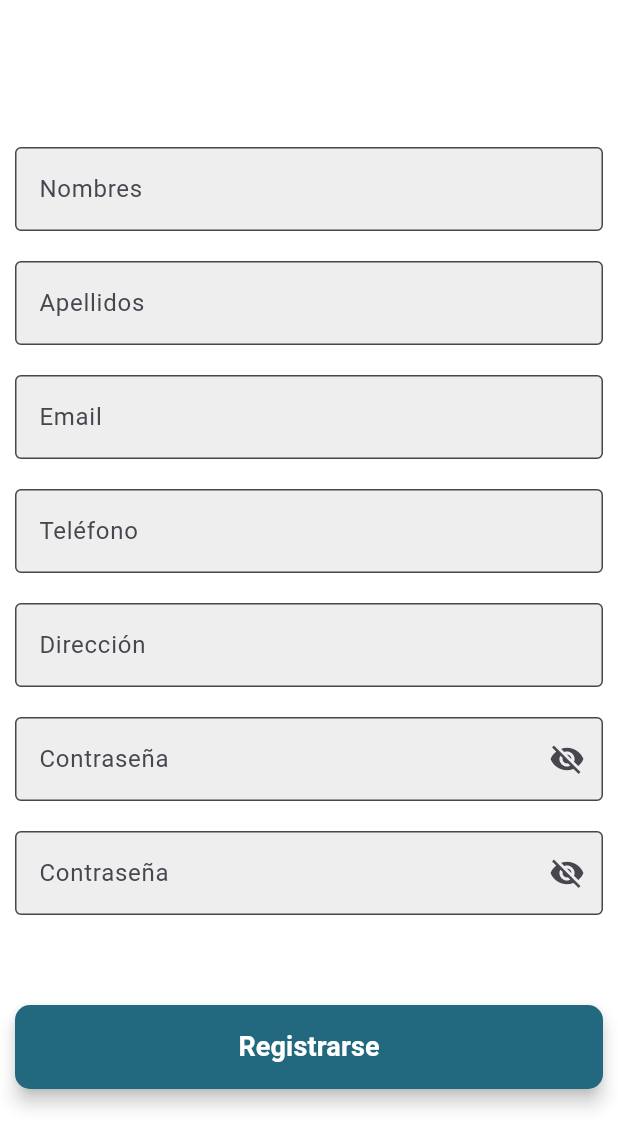
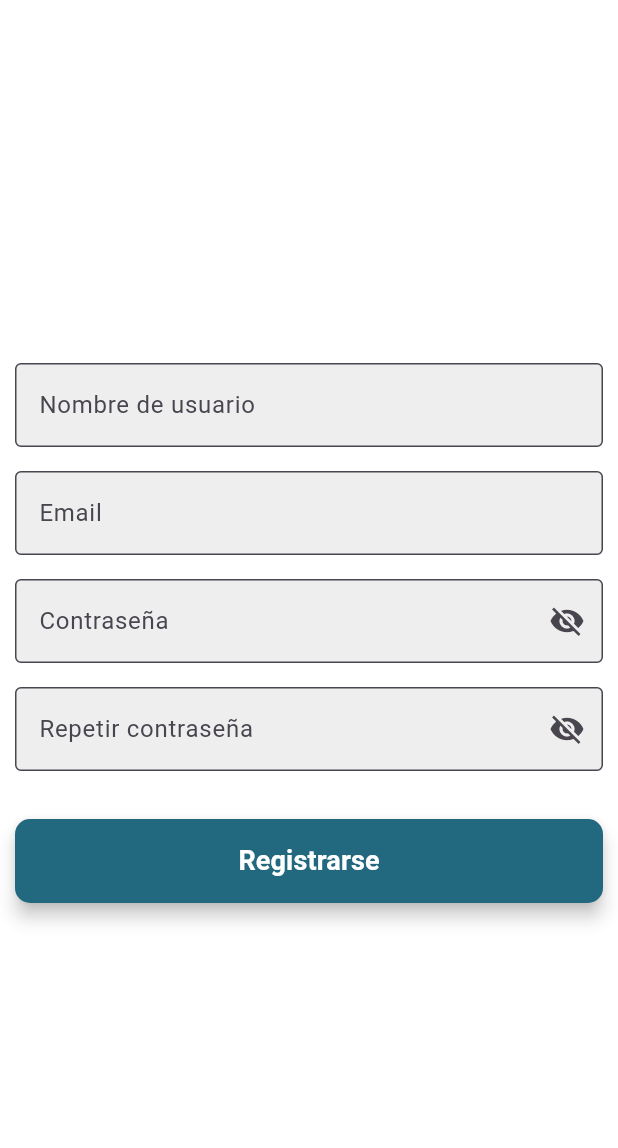
Before and after one commit to HabitsGo-ChfHeroes/habits_go_front, a Flutter app: the RegisterScreen screen opened by its route, on a phone screen of 412 x 824 dp. Shown: the top 1148 px of the screen. Run offline on Flutter 3.47's test engine with Material 3 defaults, Android fonts, the phone set to English and light mode, and no system bars; our stand-ins replace fl_chart, google_fonts, lottie.

```diff
--- a/lib/screens/register_screen.dart
+++ b/lib/screens/register_screen.dart
@@ -8,21 +8,47 @@ class RegisterScreen extends StatefulWidget {
 }
 
 class _RegisterState extends State<RegisterScreen> {
-    final _nombresController = TextEditingController();
-  final _apellidosController = TextEditingController();
-  final _emailController = TextEditingController();
-    final _telefonocontroller = TextEditingController();
-    final _direccioncontroller = TextEditingController();
+  final _usernameController       = TextEditingController();
+  final _emailController          = TextEditingController();
+  final _passwordController       = TextEditingController();
+  final _repeatPasswordController = TextEditingController();
 
-  final _passwordController = TextEditingController();
-  final _repeatpasswordController = TextEditingController();
+  String? _error;
+
+  void _submit() {
+    final username = _usernameController.text.trim();
+    final email    = _emailController.text.trim();
+    final pass     = _passwordController.text;
+    final repeat   = _repeatPasswordController.text;
+
+    // Validaciones
+    if (username.isEmpty || email.isEmpty || pass.isEmpty || repeat.isEmpty) {
+      setState(() => _error = 'Por favor completa todos los campos');
+      return;
+    }
+    if (pass != repeat) {
+      setState(() => _error = 'Las contraseñas no coinciden');
+      return;
+    }
+
+    // Limpio error y navego pasando los datos
+    setState(() => _error = null);
+    final registrationData = {
+      'username': username,
+      'email': email,
+      'password': pass,
+    };
+
+    Navigator.of(context).pushNamed(
+      'user_imc_goal',
+      arguments: registrationData,
+    );
+  }
 
   @override
   Widget build(BuildContext context) {
     return Scaffold(
-
       backgroundColor: Colors.white,
-
       body: Center(
         child: SingleChildScrollView(
           padding: const EdgeInsets.all(10.0),
@@ -30,27 +56,17 @@ class _RegisterState extends State<RegisterScreen> {
             mainAxisAlignment: MainAxisAlignment.center,
             crossAxisAlignment: CrossAxisAlignment.center,
             children: [
-              SizedBox(height: 10),
+              SizedBox(height: 20),
               TextField(
-                controller: _nombresController,
+                controller: _usernameController,
                 decoration: InputDecoration(
-                  labelText: 'Nombres',
+                  labelText: 'Nombre de usuario',
                   border: OutlineInputBorder(),
                   filled: true,
                   fillColor: Colors.grey.shade200,
                 ),
               ),
-              SizedBox(height: 20),
-              TextField(
-                controller: _apellidosController,
-                decoration: InputDecoration(
-                  labelText: 'Apellidos',
-                  border: OutlineInputBorder(),
-                                      filled: true,
-    fillColor: Colors.grey.shade200,
-                ),
-              ),
-              SizedBox(height: 20),
+              SizedBox(height: 16),
               TextField(
                 controller: _emailController,
                 decoration: InputDecoration(
@@ -59,28 +75,9 @@ class _RegisterState extends State<RegisterScreen> {
                   filled: true,
                   fillColor: Colors.grey.shade200,
                 ),
+                keyboardType: TextInputType.emailAddress,
               ),
-              SizedBox(height: 20),
-              TextField(
-                controller: _telefonocontroller,
-                decoration: InputDecoration(
-                  labelText: 'Teléfono',
-                  border: OutlineInputBorder(),
-                     filled: true,
-    fillColor: Colors.grey.shade200,
-                ),
-              ),
-              SizedBox(height: 20),
-              TextField(
-                controller: _direccioncontroller,
-                decoration: InputDecoration(
-                  labelText: 'Dirección',
-                  border: OutlineInputBorder(),
-                                      filled: true,
-    fillColor: Colors.grey.shade200,
-                ),
-              ),
-              SizedBox(height: 20),
+              SizedBox(height: 16),
               TextField(
                 controller: _passwordController,
                 obscureText: true,
@@ -92,25 +89,30 @@ class _RegisterState extends State<RegisterScreen> {
                   fillColor: Colors.grey.shade200,
                 ),
               ),
-              SizedBox(height: 20),
+              SizedBox(height: 16),
               TextField(
-                controller: _repeatpasswordController,
+                controller: _repeatPasswordController,
                 obscureText: true,
                 decoration: InputDecoration(
-                  labelText: 'Contraseña',
+                  labelText: 'Repetir contraseña',
                   border: OutlineInputBorder(),
                   suffixIcon: Icon(Icons.visibility_off),
                   filled: true,
                   fillColor: Colors.grey.shade200,
                 ),
               ),
-              SizedBox(height: 60),
+              if (_error != null) ...[
+                SizedBox(height: 12),
+                Text(
+                  _error!,
+                  style: TextStyle(color: Colors.red),
+                ),
+              ],
+              SizedBox(height: 32),
               SizedBox(
                 width: double.infinity,
                 child: ElevatedButton(
-                  onPressed: () {
-                    Navigator.of(context).pushNamed("user_imc_goal");
-                  },
+                  onPressed: _submit,
                   style: ElevatedButton.styleFrom(
                     backgroundColor: Color(0xFF226980),
                     padding: EdgeInsets.symmetric(vertical: 15),
@@ -129,7 +131,6 @@ class _RegisterState extends State<RegisterScreen> {
                   ),
                 ),
               ),
-              SizedBox(height: 10),
             ],
           ),
         ),
--- a/pubspec.yaml
+++ b/pubspec.yaml
@@ -13,6 +13,7 @@ dependencies:
   fl_chart: ^0.71.0
   url_launcher: ^6.3.1
   google_fonts: ^4.0.3
+  http: ^1.4.0
 
 dev_dependencies:
   flutter_test:
```
Also changed, not shown: lib/main.dart (+9 -1 lines), lib/screens/login_screen.dart (+47 -3 lines), lib/screens/user_imc_goal_page.dart (+70 -19 lines), lib/services/auth_service.dart (added, +47 -0 lines), pubspec.lock, 1 other file. Lines whose indentation alone changed are shown as unchanged.
